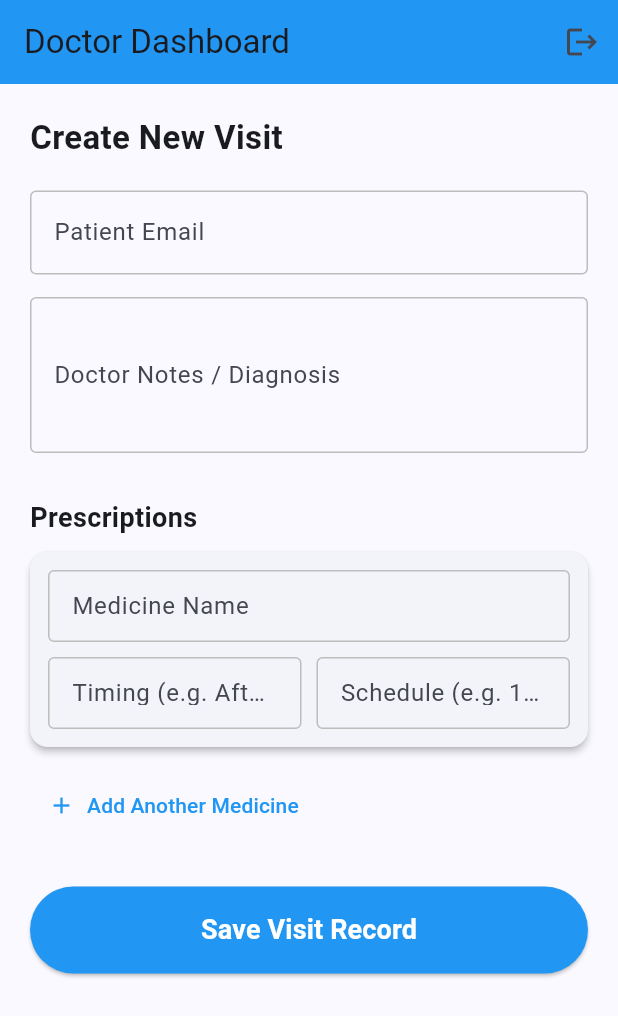
After one commit to devpatel516/MediTrack, a Flutter app: the DoctorDashboard screen opened directly, on a phone screen of 412 x 824 dp. The commit adds this screen. Shown: the top 1016 px of the screen. Run offline on Flutter 3.47's test engine with Material 3 defaults, Android fonts, the phone set to English and light mode, and no system bars; our stand-ins replace flutter_secure_storage; accounts and stored records are empty.

Commit message:
Doctor dashboard created

```diff
--- /dev/null
+++ b/lib/screens/doctor_dashboard.dart
@@ -0,0 +1,250 @@
+import 'package:flutter/material.dart';
+import 'package:internship/screens/login_screen.dart';
+import 'package:provider/provider.dart';
+import '../auth_provider.dart';
+// import 'api_service.dart'; // Adjust path if needed
+import 'login_screen.dart';
+class DoctorDashboard extends StatefulWidget {
+  const DoctorDashboard({super.key});
+
+  @override
+  State<DoctorDashboard> createState() => _DoctorDashboardState();
+}
+
+class _DoctorDashboardState extends State<DoctorDashboard> {
+  final patientEmailController = TextEditingController();
+  final notesController = TextEditingController();
+
+  // DYNAMIC LIST to hold multiple medicines
+  List<Map<String, TextEditingController>> medicines = [];
+
+  bool isSaving = false;
+
+  @override
+  void initState() {
+    super.initState();
+    // Start with one empty medicine block by default
+    addMedicine();
+  }
+
+  @override
+  void dispose() {
+    // Clean up all controllers to prevent memory leaks
+    patientEmailController.dispose();
+    notesController.dispose();
+    for (var med in medicines) {
+      med['name']?.dispose();
+      med['timing']?.dispose();
+      med['schedule']?.dispose();
+    }
+    super.dispose();
+  }
+
+  // --- DYNAMIC FORM LOGIC ---
+  void addMedicine() {
+    setState(() {
+      medicines.add({
+        'name': TextEditingController(),
+        'timing': TextEditingController(),
+        'schedule': TextEditingController(),
+      });
+    });
+  }
+
+  void removeMedicine(int index) {
+    setState(() {
+      // Dispose controllers before removing to free memory
+      medicines[index]['name']?.dispose();
+      medicines[index]['timing']?.dispose();
+      medicines[index]['schedule']?.dispose();
+      medicines.removeAt(index);
+    });
+  }
+
+  // --- SUBMIT LOGIC ---
+  void submitVisit() async {
+    // Validate basic fields
+    if (patientEmailController.text.trim().isEmpty) {
+      ScaffoldMessenger.of(context).showSnackBar(const SnackBar(content: Text('Patient Email is required')));
+      return;
+    }
+
+    setState(() { isSaving = true; });
+
+    // 1. Map the dynamic controllers into a JSON-friendly list
+    List<Map<String, String>> medicinesPayload = medicines.map((med) {
+      return {
+        "name": med['name']!.text.trim(),
+        "timing": med['timing']!.text.trim(),
+        "schedule": med['schedule']!.text.trim()
+      };
+    }).where((med) => med['name']!.isNotEmpty).toList(); // Ignore empty medicine rows
+
+    // 2. Prepare the full payload
+    Map<String, dynamic> visitData = {
+      "patientEmail": patientEmailController.text.trim(),
+      "notes": notesController.text.trim(),
+      "medicines": medicinesPayload
+    };
+
+    // 3. Call the API (Uncomment when ApiService is imported)
+    /*
+    try {
+      bool success = await ApiService().createVisit(visitData);
+      if (success) {
+        ScaffoldMessenger.of(context).showSnackBar(const SnackBar(content: Text('Visit saved successfully!')));
+
+        // Reset the form
+        patientEmailController.clear();
+        notesController.clear();
+        setState(() {
+          // Clear old medicines and start fresh with 1 empty block
+          for (var med in medicines) {
+            med['name']?.dispose();
+            med['timing']?.dispose();
+            med['schedule']?.dispose();
+          }
+          medicines.clear();
+          addMedicine();
+        });
+      } else {
+        ScaffoldMessenger.of(context).showSnackBar(const SnackBar(content: Text('Failed to save visit.')));
+      }
+    } catch (e) {
+      ScaffoldMessenger.of(context).showSnackBar(SnackBar(content: Text('Error: $e')));
+    }
+    */
+
+    setState(() { isSaving = false; });
+  }
+
+  @override
+  Widget build(BuildContext context) {
+    final customBorder = OutlineInputBorder(
+        borderSide: BorderSide(color: Colors.grey.shade400, width: 1.0)
+    );
+
+    return Scaffold(
+      appBar: AppBar(
+        title: const Text("Doctor Dashboard"),
+        backgroundColor: Colors.blue,
+        actions: [
+          IconButton(
+            icon: const Icon(Icons.logout),
+            onPressed: () {
+              Provider.of<AuthProvider>(context, listen: false).logout();
+              Navigator.pushReplacement(
+                context,
+                MaterialPageRoute(builder: (context) => const LoginScreen()),
+              );
+            },
+          )
+        ],
+      ),
+      body: SingleChildScrollView(
+        padding: const EdgeInsets.all(20.0),
+        child: Column(
+          crossAxisAlignment: CrossAxisAlignment.start,
+          children: [
+            const Text("Create New Visit", style: TextStyle(fontSize: 22, fontWeight: FontWeight.bold)),
+            const SizedBox(height: 20),
+
+            TextField(
+              controller: patientEmailController,
+              decoration: InputDecoration(labelText: 'Patient Email', enabledBorder: customBorder, focusedBorder: customBorder),
+              keyboardType: TextInputType.emailAddress,
+            ),
+            const SizedBox(height: 15),
+
+            TextField(
+              controller: notesController,
+              maxLines: 3,
+              decoration: InputDecoration(labelText: 'Doctor Notes / Diagnosis', enabledBorder: customBorder, focusedBorder: customBorder),
+            ),
+
+            const Padding(
+              padding: EdgeInsets.only(top: 30, bottom: 10),
+              child: Text("Prescriptions", style: TextStyle(fontSize: 18, fontWeight: FontWeight.bold)),
+            ),
+
+            // --- DYNAMIC MEDICINE LIST BUILDER ---
+            ListView.builder(
+              shrinkWrap: true, // Needed inside SingleChildScrollView
+              physics: const NeverScrollableScrollPhysics(), // Disables inner scrolling
+              itemCount: medicines.length,
+              itemBuilder: (context, index) {
+                return Card(
+                  margin: const EdgeInsets.only(bottom: 15),
+                  elevation: 2,
+                  child: Padding(
+                    padding: const EdgeInsets.all(12.0),
+                    child: Column(
+                      crossAxisAlignment: CrossAxisAlignment.end,
+                      children: [
+                        // Remove Button (Only show if there's more than 1 medicine)
+                        if (medicines.length > 1)
+                          InkWell(
+                            onTap: () => removeMedicine(index),
+                            child: const Icon(Icons.cancel, color: Colors.red),
+                          ),
+
+                        TextField(
+                          controller: medicines[index]['name'],
+                          decoration: InputDecoration(labelText: 'Medicine Name', isDense: true, enabledBorder: customBorder, focusedBorder: customBorder),
+                        ),
+                        const SizedBox(height: 10),
+
+                        Row(
+                          children: [
+                            Expanded(
+                              child: TextField(
+                                controller: medicines[index]['timing'],
+                                decoration: InputDecoration(labelText: 'Timing (e.g. After Food)', isDense: true, enabledBorder: customBorder, focusedBorder: customBorder),
+                              ),
+                            ),
+                            const SizedBox(width: 10),
+                            Expanded(
+                              child: TextField(
+                                controller: medicines[index]['schedule'],
+                                decoration: InputDecoration(labelText: 'Schedule (e.g. 1-0-1)', isDense: true, enabledBorder: customBorder, focusedBorder: customBorder),
+                              ),
+                            ),
+                          ],
+                        ),
+                      ],
+                    ),
+                  ),
+                );
+              },
+            ),
+
+            // ADD MEDICINE BUTTON
+            TextButton.icon(
+              onPressed: addMedicine,
+              icon: const Icon(Icons.add, color: Colors.blue),
+              label: const Text("Add Another Medicine", style: TextStyle(color: Colors.blue)),
+            ),
+
+            const SizedBox(height: 30),
+
+            isSaving
+                ? const Center(child: CircularProgressIndicator())
+                : SizedBox(
+              width: double.infinity,
+              child: ElevatedButton(
+                onPressed: submitVisit,
+                style: ElevatedButton.styleFrom(
+                  backgroundColor: Colors.blue,
+                  foregroundColor: Colors.white,
+                  padding: const EdgeInsets.all(16),
+                ),
+                child: const Text('Save Visit Record', style: TextStyle(fontSize: 18, fontWeight: FontWeight.bold)),
+              ),
+            ),
+            const SizedBox(height: 50),
+          ],
+        ),
+      ),
+    );
+  }
+}
--- a/lib/screens/login_screen.dart
+++ b/lib/screens/login_screen.dart
@@ -2,7 +2,7 @@ import 'package:flutter/material.dart';
 import 'package:provider/provider.dart';
 import '../auth_provider.dart';
 import 'register_screen.dart';
-
+import 'doctor_dashboard.dart';
 class LoginScreen extends StatefulWidget {
   const LoginScreen({super.key});
   @override
@@ -20,7 +20,10 @@ class _LoginScreenState extends State<LoginScreen> {
 
     if(success){
       if(authprovider.role=='doctor'){
-        print('Navigate to Doctor Dashbord');
+        Navigator.pushReplacement(
+            context,
+            MaterialPageRoute(builder: (context) => const DoctorDashboard())
+        );
       }else{
         print('Navigate to Patient Dashbord');
       }
```
